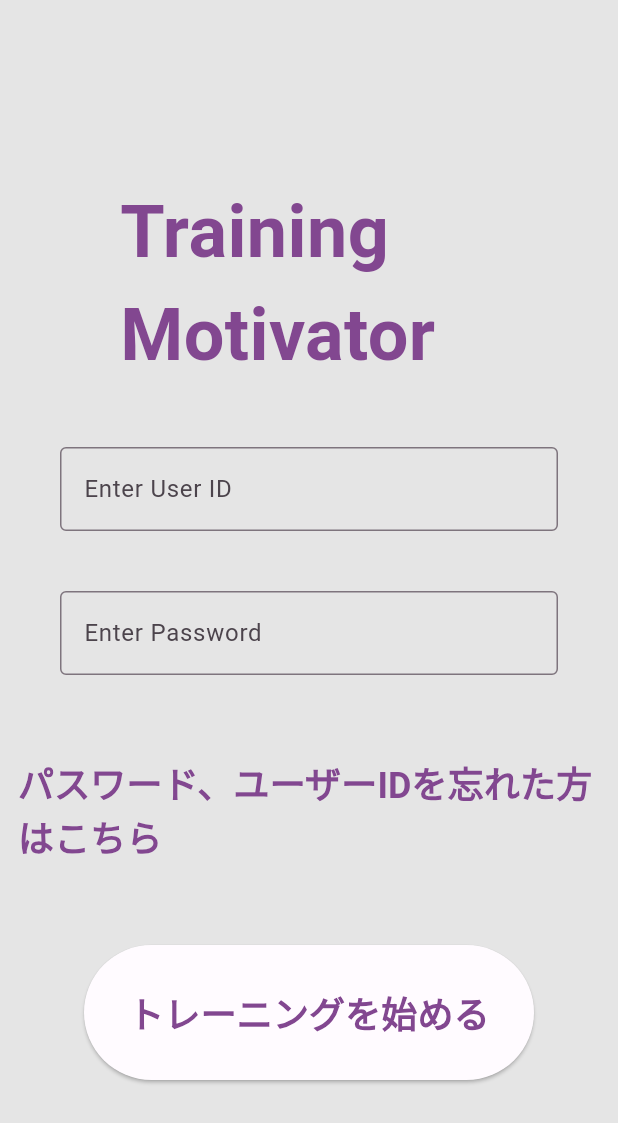
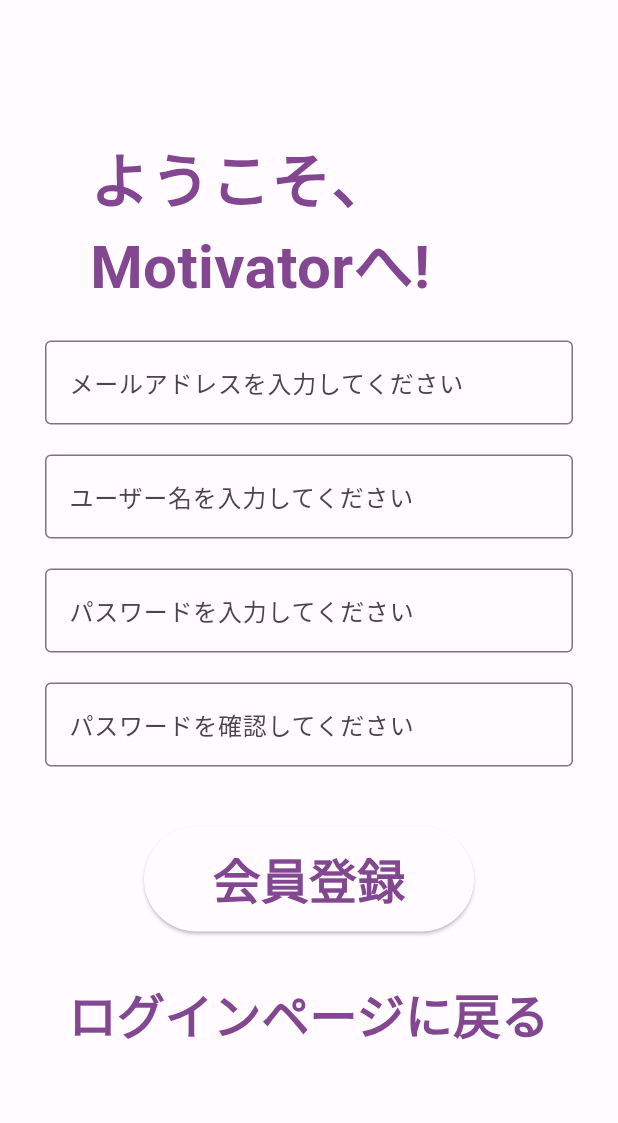
Before and after one commit to GataGataGAta/Training-App, a Flutter app: the screen it shows after launch, after a tap on "パスワード、ユーザーIDを忘れた方はこちら", on a phone screen of 412 x 824 dp. Shown: the top 1123 px of the screen. Run offline on Flutter 3.47's test engine with Material 3 defaults, Android fonts, the phone set to English and light mode, and no system bars; our stand-ins replace flutter_dotenv, supabase_flutter; accounts and stored records are empty.

Commit message:
add authentication system and signup page

```diff
--- a/trainingmotivator/lib/View/first_page.dart
+++ b/trainingmotivator/lib/View/first_page.dart
@@ -1,16 +1,30 @@
 import 'package:flutter/material.dart';
+import 'package:supabase_flutter/supabase_flutter.dart';
+import 'package:trainingmotivator/View/main_page.dart';
+import 'package:trainingmotivator/View/signup_page.dart';
 
-class FirstPage extends StatelessWidget {
+class FirstPage extends StatefulWidget {
   const FirstPage({Key? key}) : super(key: key);
 
   @override
+  State<FirstPage> createState() => _FirstPageState();
+}
+
+class _FirstPageState extends State<FirstPage> {
+  final GlobalKey<FormState> _formKey = GlobalKey<FormState>();
+  final TextEditingController _emailController = TextEditingController();
+  final TextEditingController _passwordController = TextEditingController();
+  bool isLoading = false;
+
   Widget build(BuildContext context) {
     return Scaffold(
-      backgroundColor: const Color(0xFFE5E5E5),
       body: Column(
         children: [
           Center(
-              child: Column(children: [
+              child: Form(
+                  key: _formKey,
+                  autovalidateMode: AutovalidateMode.onUserInteraction,
+                  child: Column(children: <Widget>[
                     const Padding(padding: EdgeInsets.only(top: 120)),
                     const Center(
                       child: Padding(
@@ -26,37 +40,59 @@ class FirstPage extends StatelessWidget {
                       ),
                     ),
                     const Padding(padding: EdgeInsets.only(top: 40)),
-            const Center(
+                    Center(
                       child: Padding(
-                padding: EdgeInsets.only(left: 40, right: 40),
-                child: TextField(
-                  decoration: InputDecoration(
+                        padding: const EdgeInsets.only(left: 40, right: 40),
+                        child: TextFormField(
+                          controller: _emailController,
+                          keyboardType: TextInputType.emailAddress,
+                          decoration: const InputDecoration(
                             border: OutlineInputBorder(),
                             labelText: 'Enter User ID',
                           ),
+                          validator: (value) {
+                            if (value == null || value.isEmpty) {
+                              return 'Please enter your email';
+                            }
+                            return null;
+                          },
                         ),
                       ),
                     ),
                     const Padding(padding: EdgeInsets.only(top: 40)),
-            const Center(
+                    Center(
                         child: Padding(
-              padding: EdgeInsets.only(left: 40, right: 40),
-              child: TextField(
-                decoration: InputDecoration(
+                      padding: const EdgeInsets.only(left: 40, right: 40),
+                      child: TextFormField(
+                        controller: _passwordController,
+                        decoration: const InputDecoration(
                           border: OutlineInputBorder(),
                           labelText: 'Enter Password',
                         ),
+                        obscureText: true,
+                        validator: (value) {
+                          if (value == null || value.isEmpty) {
+                            return 'Please enter your password';
+                          }
+                          return null;
+                        },
                       ),
                     )),
                     const Padding(padding: EdgeInsets.only(top: 40)),
                     SizedBox(
                       height: 100,
-              width: double.infinity,
+                      width: 300,
                       child: TextButton(
                         style: TextButton.styleFrom(
                           foregroundColor: Colors.black,
                         ),
-                onPressed: () {},
+                        onPressed: () {
+                          Navigator.pushReplacement(
+                            context,
+                            MaterialPageRoute(
+                                builder: (context) => const SignUpPage()),
+                          );
+                        },
                         child: const Text(
                           'パスワード、ユーザーIDを忘れた方はこちら',
                           style: TextStyle(
@@ -72,8 +108,19 @@ class FirstPage extends StatelessWidget {
                       height: 90,
                       width: 300,
                       child: ElevatedButton(
-                onPressed: () {},
-                child: const Text(
+                        onPressed: () {
+                          if (_formKey.currentState!.validate()) {
+                            _loginWithPassword(
+                              email: _emailController.text,
+                              password: _passwordController.text,
+                            );
+                            MaterialPageRoute(
+                                builder: (context) => const main_page());
+                          }
+                        },
+                        child: isLoading
+                            ? const CircularProgressIndicator()
+                            : const Text(
                                 'トレーニングを始める',
                                 style: TextStyle(
                                   fontSize: 24,
@@ -83,9 +130,31 @@ class FirstPage extends StatelessWidget {
                               ),
                       ),
                     ),
-          ]))
+                  ])))
         ],
       ),
     );
   }
+
+  Future<void> _loginWithPassword({
+    required String email,
+    required String password,
+  }) async {
+    setState(() {
+      isLoading = true;
+    });
+    // BuildContextをローカル変数に保存
+    final localContext = context;
+    try {
+      final response = await Supabase.instance.client.auth
+          .signInWithPassword(email: email, password: password);
+      if (response.user != null) {
+        Navigator.of(localContext).pop();
       }
+    } finally {
+      setState(() {
+        isLoading = false;
+      });
+    }
+  }
+}
--- /dev/null
+++ b/trainingmotivator/lib/View/signup_page.dart
@@ -0,0 +1,186 @@
+import 'package:flutter/material.dart';
+import 'package:supabase_flutter/supabase_flutter.dart';
+import 'first_page.dart';
+
+class SignUpPage extends StatefulWidget {
+  const SignUpPage({super.key});
+
+  @override
+  State<SignUpPage> createState() => _SignUpPageState();
+}
+
+class _SignUpPageState extends State<SignUpPage> {
+  final GlobalKey<FormState> _formKey = GlobalKey<FormState>();
+  final TextEditingController _emailController = TextEditingController();
+  final TextEditingController _userNameController = TextEditingController();
+  final TextEditingController _passwordController = TextEditingController();
+  final TextEditingController _confirmPasswordController =
+      TextEditingController();
+  bool isLoading = false;
+
+  @override
+  Widget build(BuildContext context) {
+    return Scaffold(
+      body: Padding(
+        padding: const EdgeInsets.only(top: 10),
+        child: Form(
+          key: _formKey,
+          autovalidateMode: AutovalidateMode.onUserInteraction,
+          child: Column(
+            children: [
+              const Padding(
+                padding: EdgeInsets.only(top: 80),
+              ),
+              const Column(children: [
+                Padding(
+                  padding: EdgeInsets.only(left: 60, right: 10),
+                  child: Text(
+                    'ようこそ、Motivatorへ!',
+                    style: TextStyle(
+                      fontSize: 40,
+                      fontWeight: FontWeight.bold,
+                      color: Color(0xFF824790),
+                    ),
+                  ),
+                ),
+              ]),
+              Padding(
+                padding: const EdgeInsets.only(left: 30, right: 30, top: 20),
+                child: TextFormField(
+                  controller: _emailController,
+                  keyboardType: TextInputType.emailAddress,
+                  decoration: const InputDecoration(
+                    border: OutlineInputBorder(),
+                    labelText: 'メールアドレスを入力してください',
+                  ),
+                  validator: (value) {
+                    if (value == null || value.isEmpty) {
+                      return 'メールアドレスを確認してください';
+                    }
+                    return null;
+                  },
+                ),
+              ),
+              Padding(
+                padding: const EdgeInsets.only(left: 30, right: 30, top: 20),
+                child: TextFormField(
+                  controller: _emailController,
+                  keyboardType: TextInputType.emailAddress,
+                  decoration: const InputDecoration(
+                    border: OutlineInputBorder(),
+                    labelText: 'ユーザー名を入力してください',
+                  ),
+                  validator: (value) {
+                    if (value == null || value.isEmpty) {
+                      return 'ユーザー名を確認してください';
+                    }
+                    return null;
+                  },
+                ),
+              ),
+              Padding(
+                padding: const EdgeInsets.only(left: 30, right: 30, top: 20),
+                child: TextFormField(
+                  controller: _emailController,
+                  keyboardType: TextInputType.emailAddress,
+                  decoration: const InputDecoration(
+                    border: OutlineInputBorder(),
+                    labelText: 'パスワードを入力してください',
+                  ),
+                  validator: (value) {
+                    if (value == null || value.isEmpty) {
+                      return 'パスワードを入力してください';
+                    }
+                    return null;
+                  },
+                ),
+              ),
+              Padding(
+                padding: const EdgeInsets.only(left: 30, right: 30, top: 20),
+                child: TextFormField(
+                  controller: _emailController,
+                  keyboardType: TextInputType.emailAddress,
+                  decoration: const InputDecoration(
+                    border: OutlineInputBorder(),
+                    labelText: 'パスワードを確認してください',
+                  ),
+                  validator: (value) {
+                    if (value == null || value.isEmpty) {
+                      return 'パスワードを確認してください';
+                    }
+                    return null;
+                  },
+                ),
+              ),
+              const Padding(padding: EdgeInsets.only(top: 40)),
+              SizedBox(
+                width: 220,
+                height: 70,
+                child: ElevatedButton(
+                  child: isLoading
+                      ? const CircularProgressIndicator()
+                      : const Text(
+                          '会員登録',
+                          style: TextStyle(
+                            fontSize: 32,
+                            fontWeight: FontWeight.bold,
+                          ),
+                        ),
+                  onPressed: () async {
+                    if (isLoading) return;
+                    if (_formKey.currentState!.validate()) {
+                      await _signUp(context);
+                    }
+                  },
+                ),
+              ),
+              const Padding(padding: EdgeInsets.only(top: 20)),
+              SizedBox(
+                width: double.infinity,
+                height: 70,
+                child: TextButton(
+                  child: const Text(
+                    'ログインページに戻る',
+                    style: TextStyle(
+                      fontSize: 32,
+                      fontWeight: FontWeight.bold,
+                    ),
+                  ),
+                  onPressed: () {
+                    Navigator.pushReplacement(
+                      context,
+                      MaterialPageRoute(
+                          builder: (context) => const FirstPage()),
+                    );
+                  },
+                ),
+              ),
+            ],
+          ),
+        ),
+      ),
+    );
+  }
+
+  Future<void> _signUp(BuildContext context) async {
+    setState(() {
+      isLoading = true;
+    });
+    final email = _emailController.text;
+    final userName = _userNameController.text;
+    final password = _passwordController.text;
+    try {
+      await Supabase.instance.client.auth.signUp(
+        email: email,
+        password: password,
+        data: {'username': userName},
+      );
+      if (!mounted) return;
+      Navigator.of(context).pop();
+    } finally {
+      setState(() {
+        isLoading = false;
+      });
+    }
+  }
+}
--- a/trainingmotivator/lib/main.dart
+++ b/trainingmotivator/lib/main.dart
@@ -1,10 +1,20 @@
 import 'package:flutter/material.dart';
 import 'package:trainingmotivator/View/first_page.dart';
 import 'color_schemes.g.dart';
+import 'package:supabase_flutter/supabase_flutter.dart';
+import 'package:flutter_dotenv/flutter_dotenv.dart';
 
-void main() {
+Future<void> main() async {
+  WidgetsFlutterBinding.ensureInitialized();
+  await dotenv.load(fileName: '.env');
+  await Supabase.initialize(
+    url: dotenv.get('VAR_URL'), // .envのURLを取得.
+    anonKey: dotenv.get('VAR_ANONKEY'), // .envのanonキーを取得.
+  );
   runApp(const Start());
 }
+
+final supabase = Supabase.instance.client;
 
 class Start extends StatelessWidget {
   const Start({Key? key}) : super(key: key);
```
Also changed, not shown: trainingmotivator/lib/View/main_page.dart (added, +16 -0 lines), trainingmotivator/lib/View/test_page.dart (added, +14 -0 lines), trainingmotivator/pubspec.yaml (+4 -3 lines), trainingmotivator/pubspec.lock, 15 other files. Lines whose indentation alone changed are shown as unchanged.
